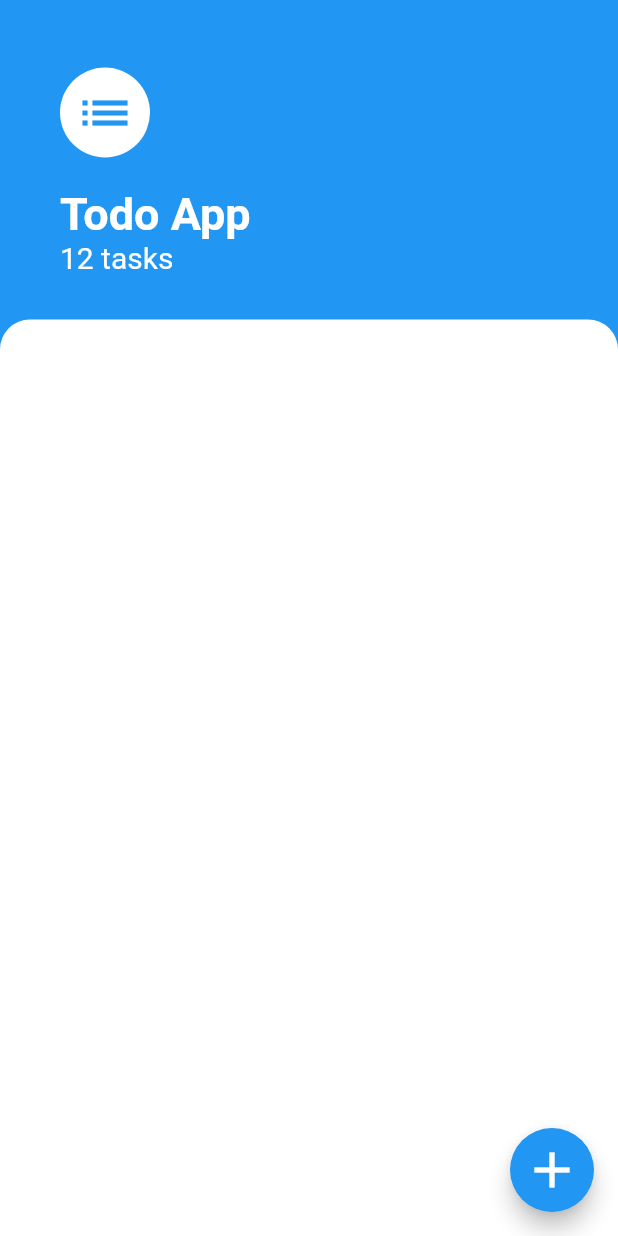
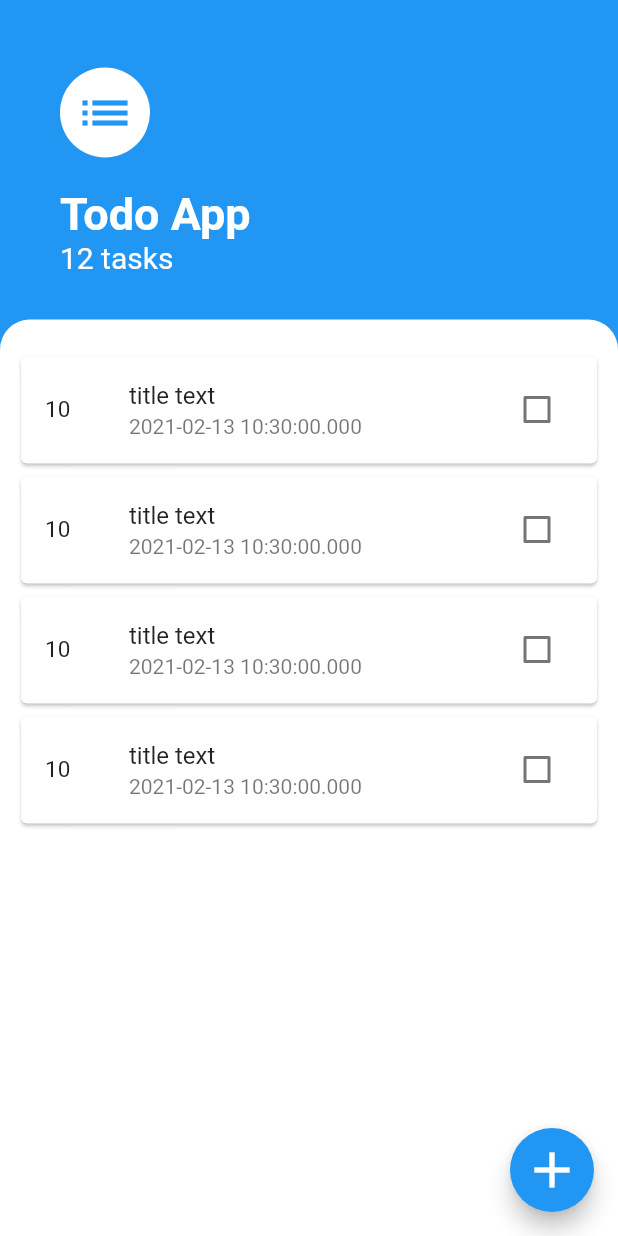
Before and after one commit to bokanian/Todo-App, a Flutter app: the screen it shows after launch, on a phone screen of 412 x 824 dp. Run offline on Flutter 3.47's test engine with Material 2 defaults, Android fonts, the phone set to English and light mode, and no system bars.

Commit message:
add task tile and check box

```diff
--- a/lib/home_screen.dart
+++ b/lib/home_screen.dart
@@ -1,4 +1,5 @@
 import 'package:flutter/material.dart';
+import 'package:flutter_todo_app/task_tile.dart';
 
 class HomeScreen extends StatefulWidget {
   @override
@@ -6,8 +7,13 @@ class HomeScreen extends StatefulWidget {
 }
 
 class _HomeScreenState extends State<HomeScreen> {
+  //bottom sheet text field controller
   TextEditingController _textController = TextEditingController();
 
+  //handel the check box
+  bool checkBoxValue = false;
+
+  //bottom sheet
   void displayBottomSheet(BuildContext context) {
     showModalBottomSheet(
         context: context,
@@ -30,6 +36,7 @@ class _HomeScreenState extends State<HomeScreen> {
                 child: Column(
                   crossAxisAlignment: CrossAxisAlignment.stretch,
                   children: [
+                    Text('Add Task'),
                     TextField(
                       controller: _textController,
                       decoration: InputDecoration(
@@ -109,6 +116,47 @@ class _HomeScreenState extends State<HomeScreen> {
                   ),
                 ),
                 margin: EdgeInsets.only(top: 30),
+                padding: EdgeInsets.symmetric(vertical: 20, horizontal: 10),
+                child: ListView(
+                  children: [
+                    TaskTile(
+                      checkBoxValue: checkBoxValue,
+                      checkBoxController: (newValue) {
+                        setState(() {
+                          checkBoxValue = newValue;
+                          print(checkBoxValue);
+                        });
+                      },
+                    ),
+                    TaskTile(
+                      checkBoxValue: checkBoxValue,
+                      checkBoxController: (newValue) {
+                        setState(() {
+                          checkBoxValue = newValue;
+                          print(checkBoxValue);
+                        });
+                      },
+                    ),
+                    TaskTile(
+                      checkBoxValue: checkBoxValue,
+                      checkBoxController: (newValue) {
+                        setState(() {
+                          checkBoxValue = newValue;
+                          print(checkBoxValue);
+                        });
+                      },
+                    ),
+                    TaskTile(
+                      checkBoxValue: checkBoxValue,
+                      checkBoxController: (newValue) {
+                        setState(() {
+                          checkBoxValue = newValue;
+                          print(checkBoxValue);
+                        });
+                      },
+                    ),
+                  ],
+                ),
               ),
             ),
           ],
--- /dev/null
+++ b/lib/task_tile.dart
@@ -0,0 +1,32 @@
+import 'package:flutter/material.dart';
+
+class TaskTile extends StatelessWidget {
+  final Function checkBoxController;
+  final bool checkBoxValue;
+
+  TaskTile({@required this.checkBoxController, @required this.checkBoxValue});
+
+  @override
+  Widget build(BuildContext context) {
+    return Card(
+      child: ListTile(
+        leading: Container(
+          margin: EdgeInsets.only(top: 11),
+          child: Text(
+            '10',
+            style: TextStyle(
+              fontSize: 15,
+            ),
+            textAlign: TextAlign.center,
+          ),
+        ),
+        title: Text('title text'),
+        subtitle: Text('${DateTime.now()}'),
+        trailing: Checkbox(
+          value: checkBoxValue,
+          onChanged: checkBoxController,
+        ),
+      ),
+    );
+  }
+}
```
